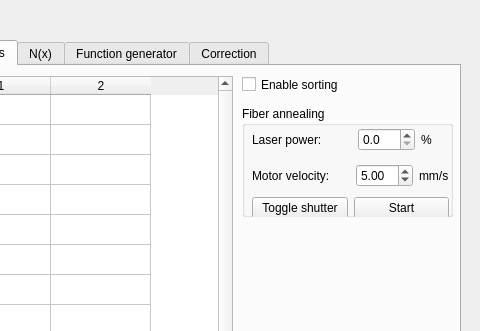
Qt form ui/IM.ui (al509/LabSoft) before a commit; both pictures show x 320 to 800 and y 0 to 331 of the 800 by 600 pixel window.
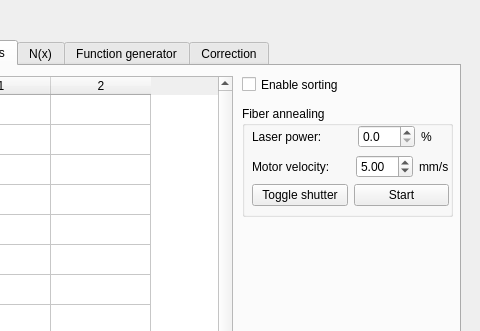
The same form after that commit.

```diff
--- a/ui/IM.ui
+++ b/ui/IM.ui
@@ -434,7 +434,7 @@
          <x>10</x>
          <y>19</y>
          <width>197</width>
-         <height>94</height>
+         <height>81</height>
         </rect>
        </property>
        <layout class="QVBoxLayout" name="annealLayout">
```
